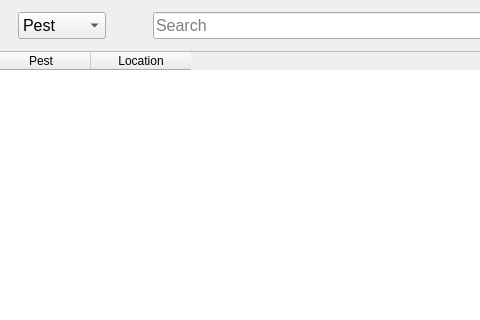
The window that gui/src/Record.ui (WEI22/ICMS) describes before a commit, drawn with Qt 5; both pictures show x 227 to 707 and y 0 to 320 of the 1013 by 703 pixel window.
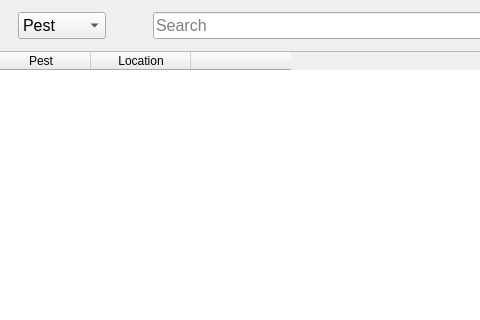
The same window after the commit. Icons and pictures are not drawn. Custom widgets are drawn as their Qt base class.

The edit to the form file:
```diff
--- a/gui/src/Record.ui
+++ b/gui/src/Record.ui
@@ -271,6 +271,11 @@
          <string>Location</string>
         </property>
        </column>
+       <column>
+        <property name="text">
+         <string/>
+        </property>
+       </column>
       </widget>
      </item>
     </layout>
```
